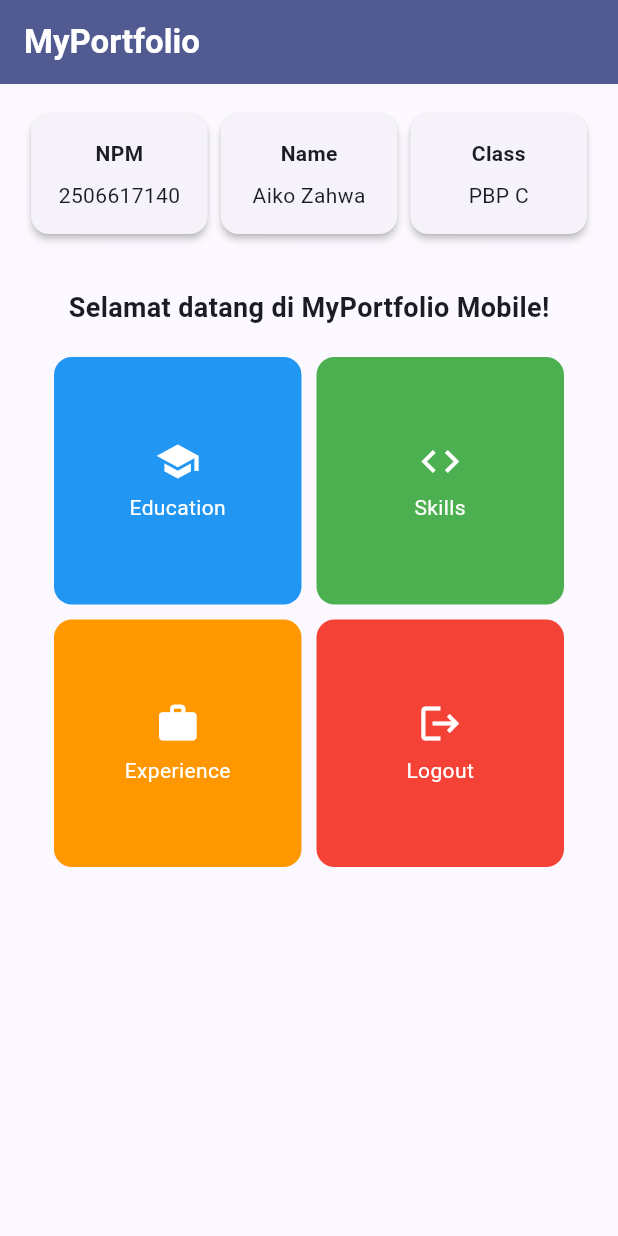
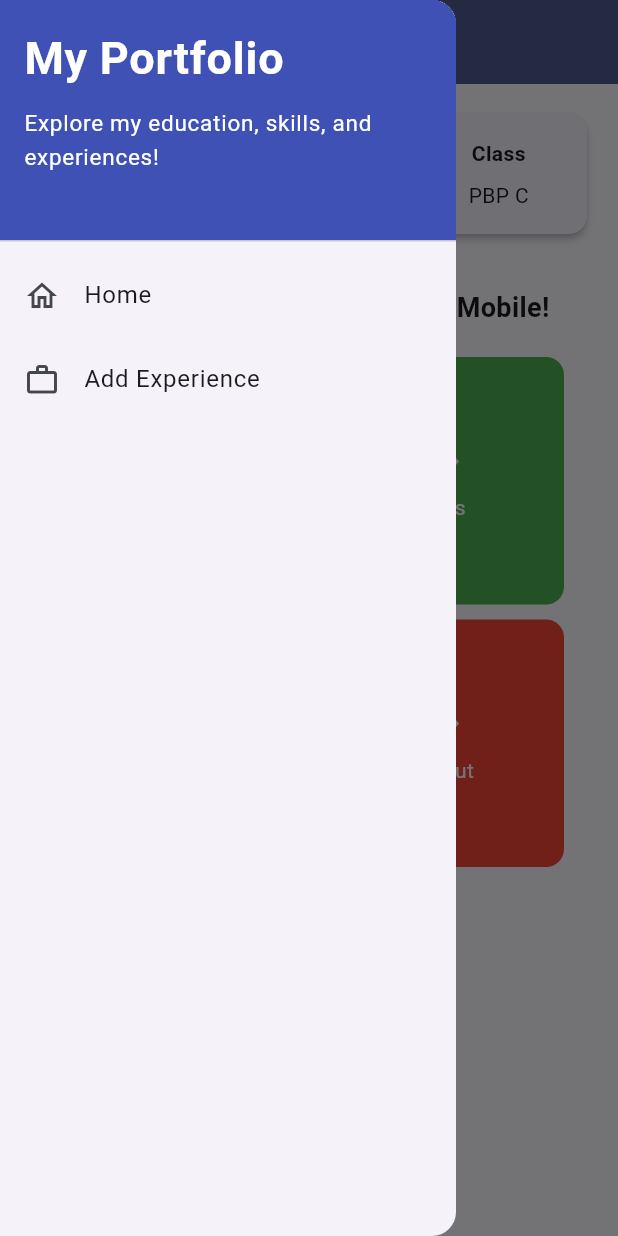
Before and after one commit to aik0o00/myportofolio_mobile, a Flutter app: the screen it shows after launch, with the side drawer open (before the commit the screen has no drawer), on a phone screen of 412 x 824 dp. Run offline on Flutter 3.47's test engine with Material 3 defaults, Android fonts, the phone set to English and light mode, and no system bars.

Commit message:
feat: tutorial 9 (flutter navigation, layouts, forms, and input)

```diff
--- a/lib/main.dart
+++ b/lib/main.dart
@@ -1,5 +1,5 @@
 import 'package:flutter/material.dart';
-import 'package:myportofolio_mobile/menu.dart';
+import 'package:myportofolio_mobile/screens/menu.dart';
 
 void main() {
   runApp(const MyApp());
--- /dev/null
+++ b/lib/widgets/left_drawer.dart
@@ -0,0 +1,76 @@
+
+import 'package:flutter/material.dart';
+import 'package:myportofolio_mobile/screens/menu.dart';
+import 'package:myportofolio_mobile/screens/experience_form.dart';
+
+class LeftDrawer extends StatelessWidget {
+  const LeftDrawer({super.key});
+
+  @override
+  Widget build(BuildContext context) {
+    return Drawer(
+      child: ListView(
+        padding: EdgeInsets.zero,
+        children: [
+          // Drawer Header
+          const DrawerHeader(
+            decoration: BoxDecoration(
+              color: Colors.indigo,
+            ),
+            child: Column(
+              crossAxisAlignment: CrossAxisAlignment.start,
+              children: [
+                Text(
+                  'My Portfolio',
+                  style: TextStyle(
+                    fontSize: 30,
+                    fontWeight: FontWeight.bold,
+                    color: Colors.white,
+                  ),
+                ),
+                SizedBox(height: 10),
+                Text(
+                  'Explore my education, skills, and experiences!',
+                  style: TextStyle(
+                    fontSize: 15,
+                    color: Colors.white,
+                  ),
+                ),
+              ],
+            ),
+          ),
+
+          // Navigasi ke Home
+          ListTile(
+            leading: const Icon(Icons.home_outlined),
+            title: const Text('Home'),
+            onTap: () {
+              Navigator.pushReplacement(
+                context,
+                MaterialPageRoute(
+                  builder: (context) => MyHomePage(),
+                ),
+              );
+            },
+          ),
+
+          // Navigasi ke Add Experience
+          ListTile(
+            leading: const Icon(Icons.work_outline),
+            title: const Text('Add Experience'),
+            onTap: () {
+              Navigator.pop(context);
+
+              Navigator.push(
+                context,
+                MaterialPageRoute(
+                  builder: (context) => const ExperienceFormPage(),
+                ),
+              );
+            },
+          ),
+        ],
+      ),
+    );
+  }
+}
```
Also changed, not shown: lib/screens/experience_form.dart (added, +244 -0 lines), lib/screens/menu.dart (renamed from lib/menu.dart, +23 -4 lines), lib/widgets/experience_card.dart (added, +58 -0 lines).
